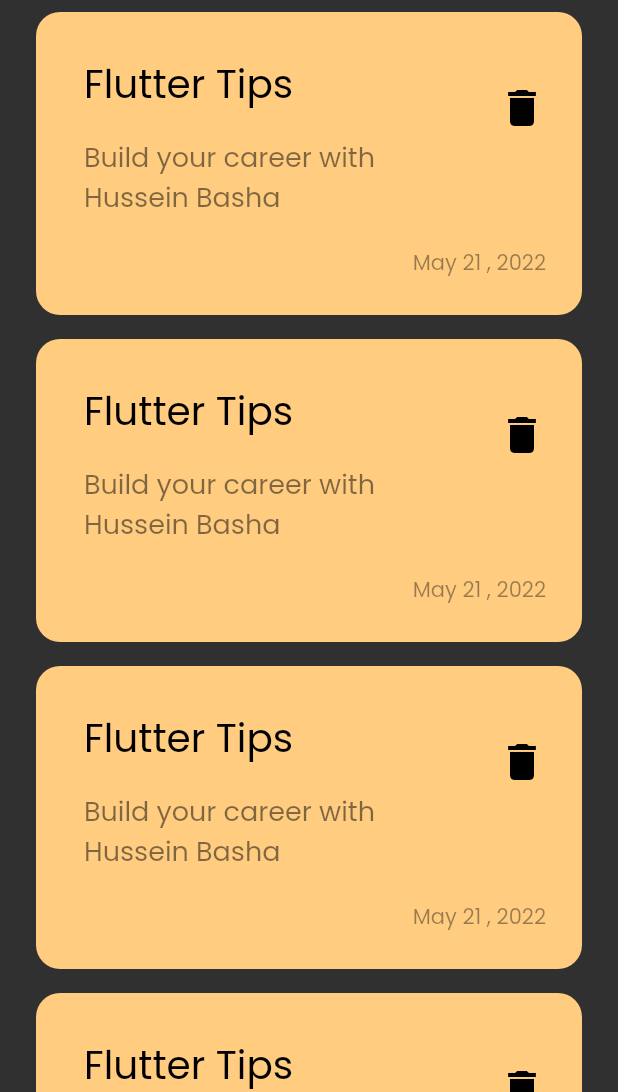
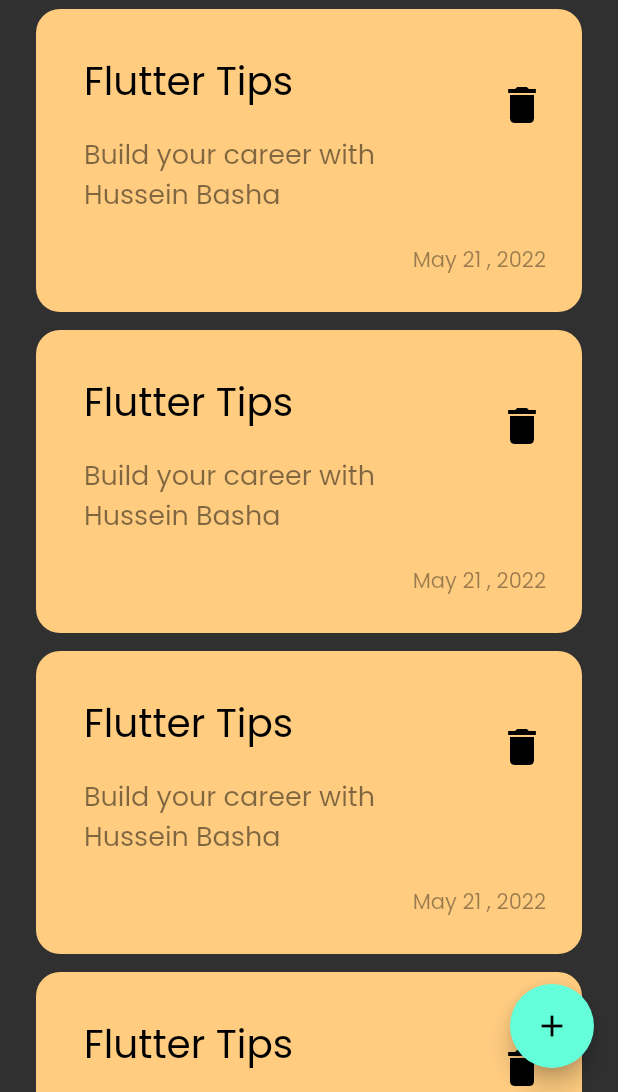
Before and after one commit to Hussein-basha/Notes_App, a Flutter app: the screen it shows after launch, on a phone screen of 412 x 824 dp, the part 144-1236 px from its top. Run offline on Flutter 3.47's test engine with Material 2 defaults, Android fonts, the phone set to English and light mode, and no system bars.

Commit message:
add floating action button

```diff
--- a/lib/views/notes_view.dart
+++ b/lib/views/notes_view.dart
@@ -7,8 +7,12 @@ class NotesView extends StatelessWidget {
 
   @override
   Widget build(BuildContext context) {
-    return const Scaffold(
-      body: NotesViewBody(),
+    return Scaffold(
+      body: const NotesViewBody(),
+      floatingActionButton: FloatingActionButton(
+        onPressed: () {},
+        child:const Icon(Icons.add,),
+      ),
     );
   }
 }
--- a/lib/views/widgets/notes_list_view.dart
+++ b/lib/views/widgets/notes_list_view.dart
@@ -9,7 +9,7 @@ class NotesListView extends StatelessWidget {
   Widget build(BuildContext context) {
     return ListView.builder(itemBuilder: (context , index){
       return const Padding(
-        padding: EdgeInsets.symmetric(vertical: 8.0,),
+        padding: EdgeInsets.symmetric(vertical: 6.0,),
         child: NoteItem(),
       );
     });
```
